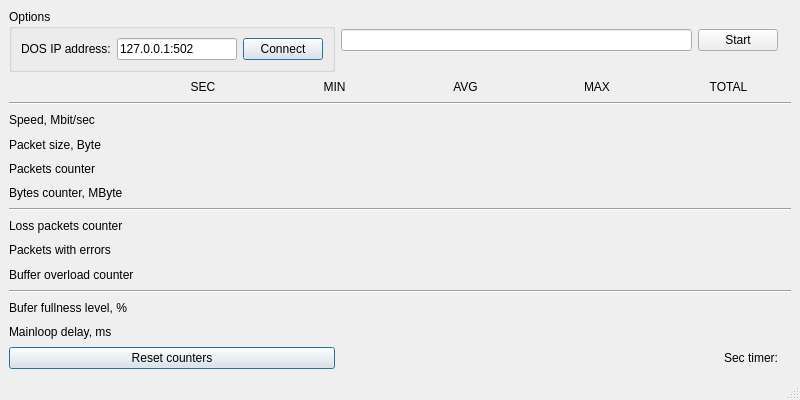
cyb3r-samurai/malafar_stream_demo, file mainwindow.ui: the form before one commit.
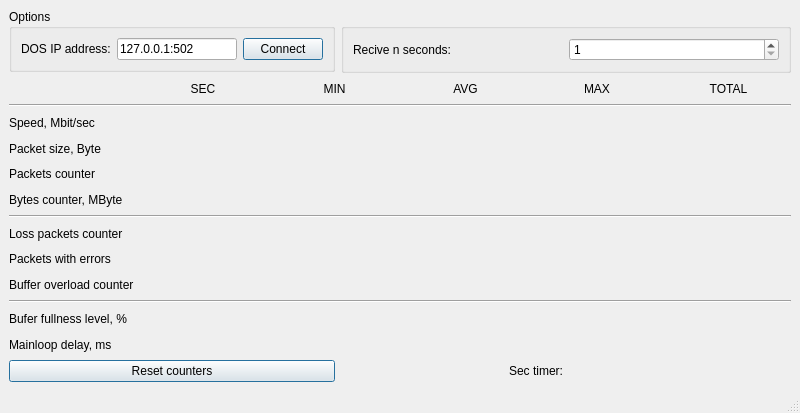
The form after the commit.

Diff of the .ui file:
```diff
--- a/mainwindow.ui
+++ b/mainwindow.ui
@@ -7,7 +7,7 @@
     <x>0</x>
     <y>0</y>
     <width>800</width>
-    <height>400</height>
+    <height>413</height>
    </rect>
   </property>
   <widget class="QWidget" name="centralwidget">
@@ -638,22 +638,31 @@
       </property>
      </widget>
     </item>
-    <item row="0" column="1">
-     <layout class="QHBoxLayout" name="horizontalLayout_2">
-      <item>
-       <widget class="QLineEdit" name="recordTimeLineEdit"/>
-      </item>
-      <item>
-       <widget class="QPushButton" name="start">
-        <property name="text">
-         <string>Start</string>
-        </property>
-        <property name="default">
-         <bool>false</bool>
-        </property>
-       </widget>
-      </item>
-     </layout>
+    <item row="0" column="1" colspan="2">
+     <widget class="QGroupBox" name="groupBox_2">
+      <property name="title">
+       <string> </string>
+      </property>
+      <layout class="QHBoxLayout" name="horizontalLayout_2">
+       <item>
+        <widget class="QLabel" name="label">
+         <property name="text">
+          <string>Recive n seconds:</string>
+         </property>
+        </widget>
+       </item>
+       <item>
+        <widget class="QSpinBox" name="spin_time">
+         <property name="minimum">
+          <number>1</number>
+         </property>
+         <property name="maximum">
+          <number>1800</number>
+         </property>
+        </widget>
+       </item>
+      </layout>
+     </widget>
     </item>
    </layout>
   </widget>
```
Left out of the diff: 94 changed lines with no effect on the pictures.
